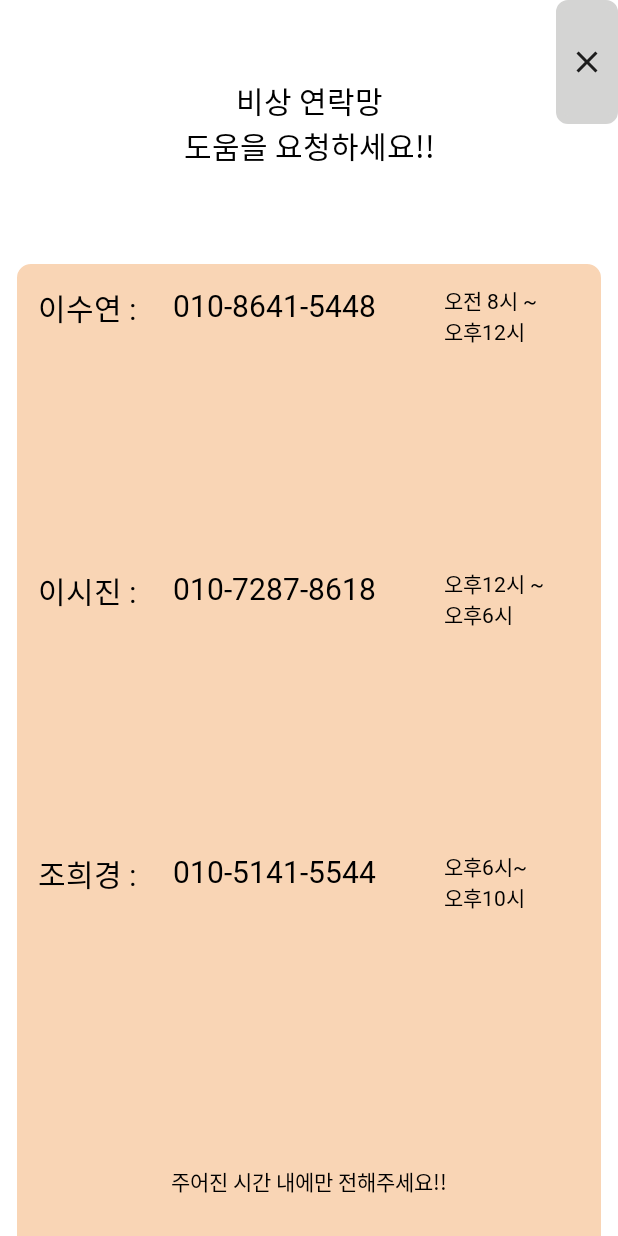
After one commit to jaehan4707/LIFE_QUALITY, an Android app: the layout noti_dialog.xml on its own in the app's theme, with its tools: preview values and no code run, on a phone screen of 412 x 824 dp. The commit adds this screen. Run offline under Robolectric (Android 15) with nearby library versions, the phone set to English and light mode, and no system bars.

Commit message:
비상 연락망 만들기

```diff
--- a/life_quality/app/src/main/java/com/example/myapplication/MainActivity.kt
+++ b/life_quality/app/src/main/java/com/example/myapplication/MainActivity.kt
@@ -5,15 +5,21 @@ import android.app.Dialog
 import android.content.Intent
 import android.content.pm.PackageManager
 import android.os.Bundle
+import android.text.Editable
+import android.text.TextWatcher
 import android.util.Log
+import android.view.LayoutInflater
 import android.view.Window
 import android.widget.Toast
 import androidx.appcompat.app.AppCompatActivity
+import androidx.core.content.ContentProviderCompat.requireContext
 import androidx.core.content.ContextCompat
 import com.example.myapplication.admin.AdminHome
 import com.example.myapplication.question.QuestionMainpage.Companion.curCount
 import com.example.myapplication.databinding.ActivityMainBinding
 import com.example.myapplication.databinding.DialogStartBinding
+import com.example.myapplication.databinding.NotiDialogBinding
+import com.example.myapplication.databinding.Smoke1DialogBinding
 import com.example.myapplication.question.QuestionSelect
 import com.google.android.material.snackbar.Snackbar
 import com.google.firebase.database.DataSnapshot
@@ -52,9 +58,10 @@ class MainActivity : AppCompatActivity() {
         curCount = 0
         Total = mutableListOf<TotalSurvey>()
         val database = FirebaseDatabase.getInstance()
-        val userRef = database.getReference("User/token/${SplashActivity.token!!}") //toekn 경로에 저장한다.
+        val userRef =
+            database.getReference("User/token/${SplashActivity.token!!}") //toekn 경로에 저장한다.
 
-        Log.d("problem","FCM token is ${SplashActivity.token}")
+        Log.d("problem", "FCM token is ${SplashActivity.token}")
         userRef.addListenerForSingleValueEvent(object : ValueEventListener {
             override fun onDataChange(dataSnapshot: DataSnapshot) {
                 if (dataSnapshot.exists()) {  // 해당 token 값이 이미 존재하므로 작업을 멈춥니다.
@@ -71,50 +78,64 @@ class MainActivity : AppCompatActivity() {
                         Log.d("problem", "token 저장 실패")
                     }
             }
+
             override fun onCancelled(databaseError: DatabaseError) {
                 // 읽기 작업이 취소된 경우에 호출됩니다.
                 Log.d("problem", "데이터베이스 읽기 작업이 취소되었습니다.", databaseError.toException())
             }
         })
-        if (ContextCompat.checkSelfPermission(this, Manifest.permission.POST_NOTIFICATIONS) == PackageManager.PERMISSION_GRANTED){
+        if (ContextCompat.checkSelfPermission(
+                this,
+                Manifest.permission.POST_NOTIFICATIONS
+            ) == PackageManager.PERMISSION_GRANTED
+        ) {
             //해당 앱에서의 권한은 알림권한밖에 없음.
             // 이미 권한이 허용된 경우 처리할 로직
-            Log.d("problem","알림권한이 있습니다")
+            Log.d("problem", "알림권한이 있습니다")
         } else { //권한이 없을 경우 권한을 요청함.
             TedPermission.create()
                 .setPermissionListener(object : PermissionListener {
                     override fun onPermissionGranted() {
                         //Toast.makeText(this@MainActivity, "권한 요청", Toast.LENGTH_SHORT).show()
-                        Log.d("problem","권한요청")
+                        Log.d("problem", "권한요청")
                     }
 
                     override fun onPermissionDenied(deniedPermissions: MutableList<String>?) {
                         //Toast.makeText(this@MainActivity, "권한 거부", Toast.LENGTH_SHORT).show()
-                        Log.d("problem","권한거부")
+                        Log.d("problem", "권한거부")
                     }
                 })
                 .setDeniedMessage("알림 권한을 거절하신다면\n알림 기능을 사용할 수 없습니다")
-                .setPermissions(Manifest.permission.POST_NOTIFICATIONS,Manifest.permission.SCHEDULE_EXACT_ALARM,
-                    Manifest.permission.USE_EXACT_ALARM,Manifest.permission.RECEIVE_BOOT_COMPLETED)
+                .setPermissions(
+                    Manifest.permission.POST_NOTIFICATIONS,
+                    Manifest.permission.SCHEDULE_EXACT_ALARM,
+                    Manifest.permission.USE_EXACT_ALARM,
+                    Manifest.permission.RECEIVE_BOOT_COMPLETED
+                )
                 .check()
         }
 
         val db = Firebase.firestore
-        for(i in 0..nameList.size-1) {
+        for (i in 0..nameList.size - 1) {
             db.collection("${nameList[i]}")
                 .get()
-                .addOnSuccessListener{ result->
-                    for(document in result) {
+                .addOnSuccessListener { result ->
+                    for (document in result) {
                         //Log.d("What is name", "${nameList[i]}")
                         Total.add(
                             TotalSurvey(
-                                nameList[i], document.id,
-                            document.data["number"] as String,document.data["title"] as String, document.data["type"] as String,
-                            document.data["answer"] as MutableMap<String, String>,false)
+                                nameList[i],
+                                document.id,
+                                document.data["number"] as String,
+                                document.data["title"] as String,
+                                document.data["type"] as String,
+                                document.data["answer"] as MutableMap<String, String>,
+                                false
+                            )
                         )
                     }
                 }
-                .addOnFailureListener{ exception ->
+                .addOnFailureListener { exception ->
                     Log.w("Get Data Error", exception)
                 }
         }
@@ -122,13 +143,27 @@ class MainActivity : AppCompatActivity() {
         binding.qStart.setOnClickListener() {
             showDialog()
         }
-        binding.redCircle.setOnClickListener{
-            val intent =Intent(this, AdminHome::class.java)
+        binding.redCircle.setOnClickListener {
+            val intent = Intent(this, AdminHome::class.java)
             startActivity(intent)
         }
         binding.edu.setOnClickListener() {
             val intent = Intent(this, CardActivity::class.java)
             startActivity(intent)
+        }
+        binding.helpNoti.setOnClickListener {
+            Log.d("test", "test testtest")
+            val dialogView = LayoutInflater.from(this@MainActivity).inflate(R.layout.noti_dialog, null)
+            val dialogBinding = NotiDialogBinding.inflate(layoutInflater)
+            val dialog = Dialog(this)
+            dialog.requestWindowFeature(Window.FEATURE_NO_TITLE)
+            dialogBinding.btnClose.setOnClickListener {
+                dialog.dismiss() // 다이얼로그를 닫기
+            }
+            dialog.setContentView(dialogBinding.root)
+            dialog.setCancelable(false)
+            dialog.show()
+            dialog.window?.setLayout(1100, 1100)
         }
     }
 
@@ -158,8 +193,6 @@ class MainActivity : AppCompatActivity() {
         dialog.requestWindowFeature(Window.FEATURE_NO_TITLE)
         dialog.setContentView(dialogBinding.root)
         dialog.setCancelable(false)
-
-
         dialogBinding.dialogStart.setOnClickListener() {
             //여기를 바꿔줬음. -> 다이얼로그 시작하기 누르면 -> 목록을 정할수 있도록 해줄생각.
             var intent = Intent(this, QuestionSelect::class.java)
--- /dev/null
+++ b/life_quality/app/src/main/res/drawable/ic_close_24.xml
@@ -0,0 +1,5 @@
+<vector android:height="24dp" android:tint="#1D1D1D"
+    android:viewportHeight="24" android:viewportWidth="24"
+    android:width="24dp" xmlns:android="http://schemas.android.com/apk/res/android">
+    <path android:fillColor="@android:color/white" android:pathData="M19,6.41L17.59,5 12,10.59 6.41,5 5,6.41 10.59,12 5,17.59 6.41,19 12,13.41 17.59,19 19,17.59 13.41,12z"/>
+</vector>
--- /dev/null
+++ b/life_quality/app/src/main/res/drawable/ic_notification.xml
@@ -0,0 +1,5 @@
+<vector android:height="24dp" android:tint="#F38D07"
+    android:viewportHeight="24" android:viewportWidth="24"
+    android:width="24dp" xmlns:android="http://schemas.android.com/apk/res/android">
+    <path android:fillColor="@android:color/white" android:pathData="M7.58,4.08L6.15,2.65C3.75,4.48 2.17,7.3 2.03,10.5h2c0.15,-2.65 1.51,-4.97 3.55,-6.42zM19.97,10.5h2c-0.15,-3.2 -1.73,-6.02 -4.12,-7.85l-1.42,1.43c2.02,1.45 3.39,3.77 3.54,6.42zM18,11c0,-3.07 -1.64,-5.64 -4.5,-6.32L13.5,4c0,-0.83 -0.67,-1.5 -1.5,-1.5s-1.5,0.67 -1.5,1.5v0.68C7.63,5.36 6,7.92 6,11v5l-2,2v1h16v-1l-2,-2v-5zM12,22c0.14,0 0.27,-0.01 0.4,-0.04 0.65,-0.14 1.18,-0.58 1.44,-1.18 0.1,-0.24 0.15,-0.5 0.15,-0.78h-4c0.01,1.1 0.9,2 2.01,2z"/>
+</vector>
--- a/life_quality/app/src/main/res/layout/activity_main.xml
+++ b/life_quality/app/src/main/res/layout/activity_main.xml
@@ -108,6 +108,7 @@
                 android:textColor="@color/black"
                 android:layout_gravity="center"
                 android:fontFamily="@font/bm_dohyeon"/>
+            <!--
             <TextView
                 android:layout_width="wrap_content"
                 android:layout_height="wrap_content"
@@ -116,6 +117,7 @@
                 android:textSize="20sp"
                 android:textColor="@color/black"
                 android:fontFamily="@font/bm_dohyeon"/>
+                -->
             <Button
                 android:id="@+id/edu"
                 android:layout_width="250dp"
@@ -127,6 +129,7 @@
                 android:layout_gravity="center"
                 android:fontFamily="@font/bm_dohyeon"
                 android:layout_marginTop="30dp"/>
+            <!--
             <TextView
                 android:layout_width="wrap_content"
                 android:layout_height="wrap_content"
@@ -135,7 +138,19 @@
                 android:textSize="20sp"
                 android:textColor="@color/black"
                 android:fontFamily="@font/bm_dohyeon"/>
-
-
+            -->
         </LinearLayout>
-    </LinearLayout>
+        <LinearLayout
+            android:layout_width="match_parent"
+            android:layout_height="0dp"
+            android:layout_weight="1">
+            <ImageView
+                android:id="@+id/help_noti"
+                android:layout_width="50dp"
+                android:layout_height="50dp"
+                android:src="@drawable/ic_notification"
+                android:backgroundTint="@color/white"
+                android:layout_gravity="bottom"
+                android:scaleType="fitCenter" />
+        </LinearLayout>
+</LinearLayout>
--- /dev/null
+++ b/life_quality/app/src/main/res/layout/noti_dialog.xml
@@ -0,0 +1,172 @@
+<?xml version="1.0" encoding="utf-8"?>
+<androidx.constraintlayout.widget.ConstraintLayout xmlns:android="http://schemas.android.com/apk/res/android"
+    android:layout_width="match_parent"
+    android:layout_height="match_parent"
+    xmlns:app="http://schemas.android.com/apk/res-auto">
+
+    <TextView
+        android:id="@+id/dialog_title"
+        android:layout_width="0dp"
+        app:layout_constraintWidth_percent="0.8"
+        android:layout_height="0dp"
+        android:fontFamily="@font/bm_dohyeon"
+        android:text="비상 연락망\n도움을 요청하세요!!"
+        android:textColor="@color/black"
+        android:gravity="center"
+        android:textSize="20sp"
+        app:layout_constraintHeight_percent="0.2"
+        app:layout_constraintTop_toTopOf="parent"
+        app:layout_constraintStart_toStartOf="parent"
+        app:layout_constraintEnd_toEndOf="parent"/>
+    <ImageButton
+        android:id="@+id/btn_close"
+        android:layout_width="0dp"
+        android:layout_height="0dp"
+        app:layout_constraintWidth_percent="0.1"
+        android:background="@drawable/gray_button"
+        android:src="@drawable/ic_close_24"
+        app:layout_constraintHeight_percent="0.1"
+        app:layout_constraintTop_toTopOf="parent"
+        app:layout_constraintEnd_toEndOf="parent"
+        app:layout_constraintStart_toEndOf="@id/dialog_title"/>
+    <androidx.constraintlayout.widget.ConstraintLayout
+        android:layout_width="match_parent"
+        android:layout_height="0dp"
+        android:layout_margin="10dp"
+        android:background="@drawable/textview_round"
+        android:padding="15dp"
+        app:layout_constraintEnd_toEndOf="parent"
+        app:layout_constraintHeight_percent="0.8"
+        app:layout_constraintStart_toStartOf="parent"
+        app:layout_constraintTop_toBottomOf="@id/dialog_title">
+
+        <LinearLayout
+            android:id='@+id/first'
+            android:layout_width="match_parent"
+            android:layout_height="0dp"
+            app:layout_constraintHeight_percent="0.3"
+            app:layout_constraintTop_toTopOf="parent"
+            app:layout_constraintStart_toStartOf="parent"
+            app:layout_constraintEnd_toEndOf="parent"
+            android:orientation="horizontal">
+        <TextView
+            android:id="@+id/textView"
+            android:layout_width="0dp"
+            android:layout_weight="0.2"
+            android:layout_height="match_parent"
+            android:fontFamily="@font/bm_dohyeon"
+            android:text="이수연 :"
+            android:textColor="@color/black"
+            android:textSize="20sp"
+            />
+        <TextView
+            android:id="@+id/textView3"
+            android:layout_width="0dp"
+            android:layout_weight="0.4"
+            android:layout_height="match_parent"
+            android:fontFamily="@font/bm_dohyeon"
+            android:text="010-8641-5448"
+            android:textColor="@color/black"
+            android:textSize="20sp" />
+            <TextView
+                android:layout_width="0dp"
+                android:layout_height="match_parent"
+                android:layout_weight="0.2"
+                android:text="오전 8시 ~ \n오후12시"
+                android:fontFamily="@font/bm_dohyeon"
+                android:textColor="@color/black"
+                />
+        </LinearLayout>
+        <LinearLayout
+            android:id="@+id/second"
+            android:layout_width="match_parent"
+            android:layout_height="0dp"
+            app:layout_constraintHeight_percent="0.3"
+            app:layout_constraintTop_toBottomOf="@id/first"
+            app:layout_constraintStart_toStartOf="parent"
+            app:layout_constraintEnd_toEndOf="parent"
+            android:orientation="horizontal"
+            >
+        <TextView
+            android:id="@+id/textView2"
+            android:layout_width="0dp"
+            android:layout_weight="0.2"
+            android:layout_height="match_parent"
+            android:fontFamily="@font/bm_dohyeon"
+            android:text="이시진 :"
+            android:textColor="@color/black"
+            android:textSize="20sp" />
+        <TextView
+            android:layout_width="0dp"
+            android:layout_weight="0.4"
+            android:layout_height="match_parent"
+            android:fontFamily="@font/bm_dohyeon"
+            android:text="010-7287-8618"
+            android:textColor="@color/black"
+            android:textSize="20sp" />
+            <TextView
+                android:layout_width="0dp"
+                android:layout_height="match_parent"
+                android:layout_weight="0.2"
+                android:text="오후12시 ~\n오후6시"
+                android:fontFamily="@font/bm_dohyeon"
+                android:textColor="@color/black"
+                />
+        </LinearLayout>
+
+        <LinearLayout
+            android:layout_width="match_parent"
+            android:layout_height="0dp"
+            app:layout_constraintHeight_percent="0.3"
+            app:layout_constraintStart_toStartOf="parent"
+            app:layout_constraintEnd_toEndOf="parent"
+            android:orientation="horizontal"
+            app:layout_constraintTop_toBottomOf="@id/second"
+            >
+        <TextView
+            android:id="@+id/textView4"
+            android:layout_width="0dp"
+            android:layout_height="match_parent"
+            android:fontFamily="@font/bm_dohyeon"
+            android:text="조희경 :"
+            android:textColor="@color/black"
+            android:layout_weight="0.2"
+            android:textSize="20sp"
+            />
+
+        <TextView
+            android:layout_width="0dp"
+            android:layout_height="match_parent"
+            android:fontFamily="@font/bm_dohyeon"
+            android:text="010-5141-5544"
+            android:textColor="@color/black"
+            android:textSize="20sp"
+            android:layout_weight="0.4"/>
+            <TextView
+                android:layout_width="0dp"
+                android:layout_height="match_parent"
+                android:fontFamily="@font/bm_dohyeon"
+                android:text="오후6시~\n오후10시"
+                android:layout_weight="0.2"
+                android:textColor="@color/black"
+                />
+        </LinearLayout>
+        <LinearLayout
+            android:layout_width="match_parent"
+            android:layout_height="0dp"
+            app:layout_constraintHeight_percent="0.1"
+            app:layout_constraintStart_toStartOf="parent"
+            app:layout_constraintEnd_toEndOf="parent"
+            app:layout_constraintBottom_toBottomOf="parent">
+
+            <TextView
+                android:layout_width="match_parent"
+                android:layout_height="match_parent"
+                android:text="주어진 시간 내에만 전해주세요!!"
+                android:fontFamily="@font/bm_dohyeon"
+                android:textColor="@color/black"
+                android:gravity="center"/>
+        </LinearLayout>
+
+    </androidx.constraintlayout.widget.ConstraintLayout>
+</androidx.constraintlayout.widget.ConstraintLayout>
```
Also changed, not shown: life_quality/app/src/main/java/com/example/myapplication/question/Fragment2.kt (+0 -11 lines).
